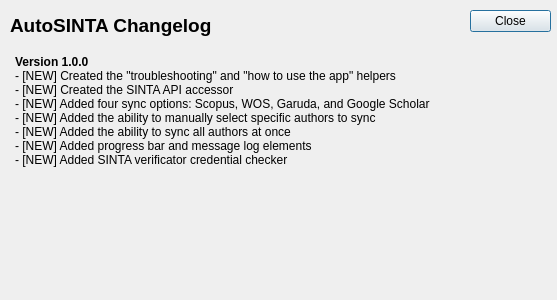
Above: ui/about_changelog.ui from groaking/autosinta before the change. Below: the same form after it.
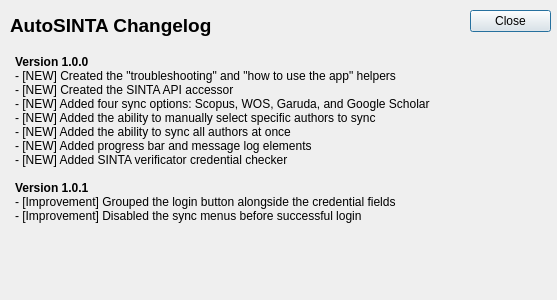
That is the form after the change.

The edit to the form file:
```diff
--- a/ui/about_changelog.ui
+++ b/ui/about_changelog.ui
@@ -73,7 +73,11 @@
 &lt;p style=&quot; margin-top:0px; margin-bottom:0px; margin-left:0px; margin-right:0px; -qt-block-indent:0; text-indent:0px;&quot;&gt;- [NEW] Added the ability to manually select specific authors to sync&lt;/p&gt;
 &lt;p style=&quot; margin-top:0px; margin-bottom:0px; margin-left:0px; margin-right:0px; -qt-block-indent:0; text-indent:0px;&quot;&gt;- [NEW] Added the ability to sync all authors at once&lt;/p&gt;
 &lt;p style=&quot; margin-top:0px; margin-bottom:0px; margin-left:0px; margin-right:0px; -qt-block-indent:0; text-indent:0px;&quot;&gt;- [NEW] Added progress bar and message log elements&lt;/p&gt;
-&lt;p style=&quot; margin-top:0px; margin-bottom:0px; margin-left:0px; margin-right:0px; -qt-block-indent:0; text-indent:0px;&quot;&gt;- [NEW] Added SINTA verificator credential checker&lt;/p&gt;&lt;/body&gt;&lt;/html&gt;</string>
+&lt;p style=&quot; margin-top:0px; margin-bottom:0px; margin-left:0px; margin-right:0px; -qt-block-indent:0; text-indent:0px;&quot;&gt;- [NEW] Added SINTA verificator credential checker&lt;/p&gt;
+&lt;p style=&quot;-qt-paragraph-type:empty; margin-top:0px; margin-bottom:0px; margin-left:0px; margin-right:0px; -qt-block-indent:0; text-indent:0px;&quot;&gt;&lt;br /&gt;&lt;/p&gt;
+&lt;p style=&quot; margin-top:0px; margin-bottom:0px; margin-left:0px; margin-right:0px; -qt-block-indent:0; text-indent:0px;&quot;&gt;&lt;span style=&quot; font-weight:600;&quot;&gt;Version 1.0.1&lt;/span&gt;&lt;/p&gt;
+&lt;p style=&quot; margin-top:0px; margin-bottom:0px; margin-left:0px; margin-right:0px; -qt-block-indent:0; text-indent:0px;&quot;&gt;- [Improvement] Grouped the login button alongside the credential fields&lt;/p&gt;
+&lt;p style=&quot; margin-top:0px; margin-bottom:0px; margin-left:0px; margin-right:0px; -qt-block-indent:0; text-indent:0px;&quot;&gt;- [Improvement] Disabled the sync menus before successful login&lt;/p&gt;&lt;/body&gt;&lt;/html&gt;</string>
    </property>
   </widget>
  </widget>
```
